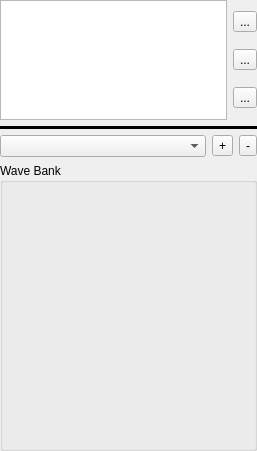
Above: DesignerTool/src/WidgetAudioManager.ui from GameOverture/HarmonyEngine before the change. Below: the same form after it.
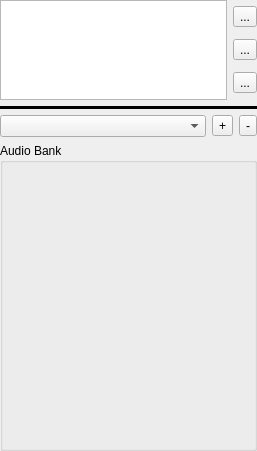
That is the form after the change. Icons and pictures are not drawn.

Commit message: Audio files skeleton in

What changed in the file:
```diff
--- a/DesignerTool/src/WidgetAudioManager.ui
+++ b/DesignerTool/src/WidgetAudioManager.ui
@@ -39,13 +39,13 @@
        <property name="minimumSize">
         <size>
          <width>0</width>
-         <height>120</height>
+         <height>100</height>
         </size>
        </property>
        <property name="maximumSize">
         <size>
          <width>16777215</width>
-         <height>120</height>
+         <height>100</height>
         </size>
        </property>
       </widget>
@@ -122,7 +122,7 @@
    <item>
     <widget class="QGroupBox" name="groupBox">
      <property name="title">
-      <string>Wave Bank</string>
+      <string>Audio Bank</string>
      </property>
      <layout class="QVBoxLayout" name="verticalLayout_3">
       <property name="leftMargin">
```
Left out of the diff: 68 changed lines with no effect on the pictures. The commit also changes 16 other files.
